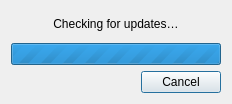
Above: src/autoupdatergui/progressdialog.ui from Skycoder42/QtAutoUpdater before the change. Below: the same form after it.
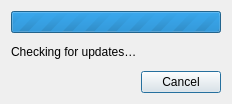
That is the form after the change.

What changed in the file:
```diff
--- a/src/autoupdatergui/progressdialog.ui
+++ b/src/autoupdatergui/progressdialog.ui
@@ -20,16 +20,6 @@
    <bool>true</bool>
   </property>
   <layout class="QVBoxLayout" name="verticalLayout">
-   <item>
-    <widget class="QLabel" name="label">
-     <property name="text">
-      <string>Checking for updates…</string>
-     </property>
-     <property name="alignment">
-      <set>Qt::AlignCenter</set>
-     </property>
-    </widget>
-   </item>
    <item>
     <widget class="QProgressBar" name="progressBar">
      <property name="maximum">
@@ -40,6 +30,19 @@
      </property>
     </widget>
    </item>
+   <item>
+    <widget class="QLabel" name="label">
+     <property name="text">
+      <string>Checking for updates…</string>
+     </property>
+     <property name="alignment">
+      <set>Qt::AlignLeading|Qt::AlignLeft|Qt::AlignVCenter</set>
+     </property>
+     <property name="wordWrap">
+      <bool>true</bool>
+     </property>
+    </widget>
+   </item>
    <item>
     <widget class="QDialogButtonBox" name="buttonBox">
      <property name="orientation">
```
